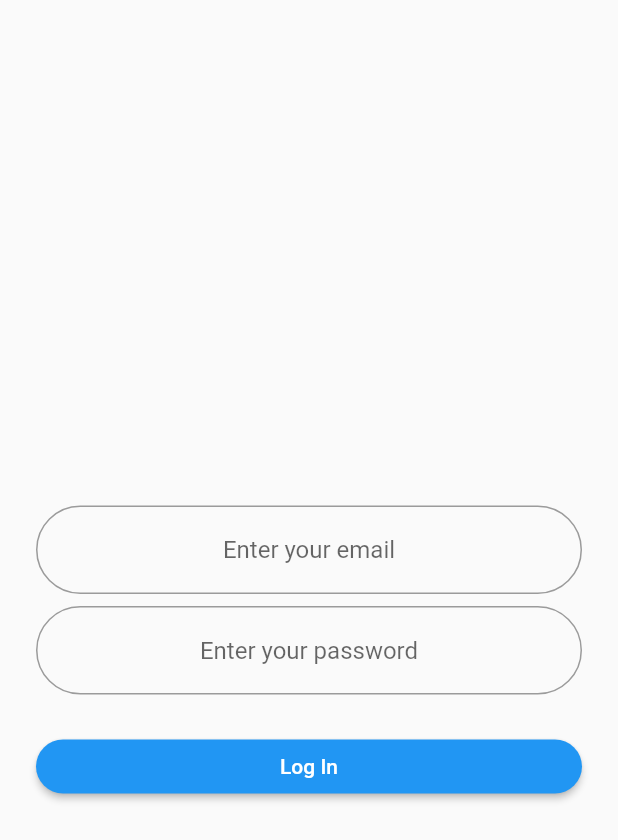
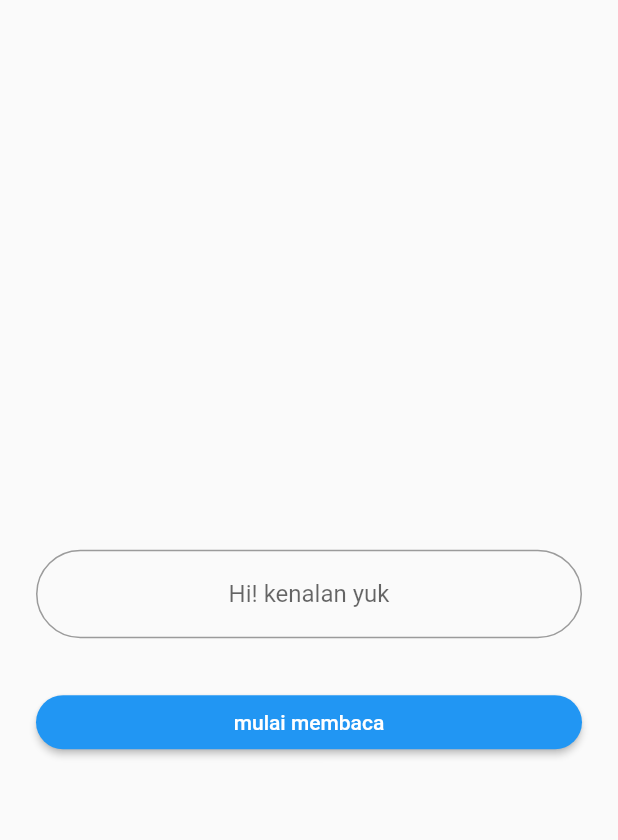
Before and after one commit to gunadermawan/multiplatform-dicoding-bfp, a Flutter app: the screen it shows after launch, on a phone screen of 412 x 824 dp. Shown: the top 840 px of the screen. Run offline on Flutter 3.47's test engine with Material 2 defaults, Android fonts, the phone set to English and light mode, and no system bars.

Commit message:
change user login with username

```diff
--- a/lib/auth/login.dart
+++ b/lib/auth/login.dart
@@ -11,33 +11,25 @@ class LoginScreen extends StatefulWidget {
 
 class _LoginScreenState extends State<LoginScreen> {
   final _emailController = TextEditingController();
-  final _passwordController = TextEditingController();
   bool _isError = false;
   bool _isEmailEmpty = false;
-  bool _isPasswordEmpty = false;
 
   void _performLogin() {
     setState(() {
       _isEmailEmpty = _emailController.text.trim().isEmpty;
-      _isPasswordEmpty = _passwordController.text.trim().isEmpty;
-      if (_isEmailEmpty || _isPasswordEmpty) {
+
+      if (_isEmailEmpty) {
         _isError = true;
       } else {
+        final email = _emailController.text.trim();
         // Perform simple authentication here
-        final email = _emailController.text.trim();
-        final password = _passwordController.text.trim();
-        if (email == 'user@example.com' && password == 'password') {
-          _isError = false;
-          // Navigate to the next screen on successful login
-          Navigator.push(context, MaterialPageRoute(builder: (context) {
-            return const BookListScreen();
-          }));
-        } else {
-          _isError = true;
-          // Clear the password field on failed login
-          _passwordController.clear();
-          _emailController.clear();
-        }
+        _isError = false;
+        // Navigate to the next screen on successful login
+        Navigator.push(context, MaterialPageRoute(builder: (context) {
+          return BookListScreen(
+            mail: email,
+          );
+        }));
       }
     });
   }
@@ -58,32 +50,19 @@ class _LoginScreenState extends State<LoginScreen> {
                 keyboardType: TextInputType.emailAddress,
                 textAlign: TextAlign.center,
                 decoration: InputDecoration(
-                  hintText: 'Enter your email',
+                  hintText: 'Hi! kenalan yuk',
                   border: OutlineInputBorder(
                     borderRadius: BorderRadius.circular(32.0),
                   ),
-                  errorText: _isEmailEmpty ? 'Email cannot be empty' : null,
+                  errorText: _isEmailEmpty ? 'Nama kamu masih kosong :(' : null,
                 ),
               ),
               const SizedBox(height: 8.0),
-              TextField(
-                controller: _passwordController,
-                obscureText: true,
-                textAlign: TextAlign.center,
-                decoration: InputDecoration(
-                  hintText: 'Enter your password',
-                  border: OutlineInputBorder(
-                    borderRadius: BorderRadius.circular(32.0),
-                  ),
-                  errorText:
-                      _isPasswordEmpty ? 'Password cannot be empty' : null,
-                ),
-              ),
               if (_isError)
                 const Padding(
                   padding: EdgeInsets.symmetric(vertical: 8.0),
                   child: Text(
-                    'Invalid email or password',
+                    'nama pengguna tidak valid',
                     style: TextStyle(
                       color: Colors.red,
                       fontWeight: FontWeight.bold,
@@ -100,7 +79,7 @@ class _LoginScreenState extends State<LoginScreen> {
                     borderRadius: BorderRadius.circular(32.0),
                   ),
                 ),
-                child: const Text('Log In'),
+                child: const Text('mulai membaca'),
               ),
             ],
           ),
--- a/lib/home/Home.dart
+++ b/lib/home/Home.dart
@@ -4,14 +4,16 @@ import 'package:submissoin_bfp/model/books_list.dart';
 import '../details/book_details.dart';
 
 class BookListScreen extends StatelessWidget {
-  const BookListScreen({super.key});
+  final String mail;
+
+  const BookListScreen({super.key, required this.mail});
 
   @override
   Widget build(BuildContext context) {
     var books = bookList;
     return Scaffold(
       appBar: AppBar(
-        title: Text('Book List'),
+        title: Text('welcome, $mail'),
       ),
       body: GridView.builder(
         gridDelegate:
```
Also changed, not shown: lib/details/book_details.dart (+6 -7 lines).
